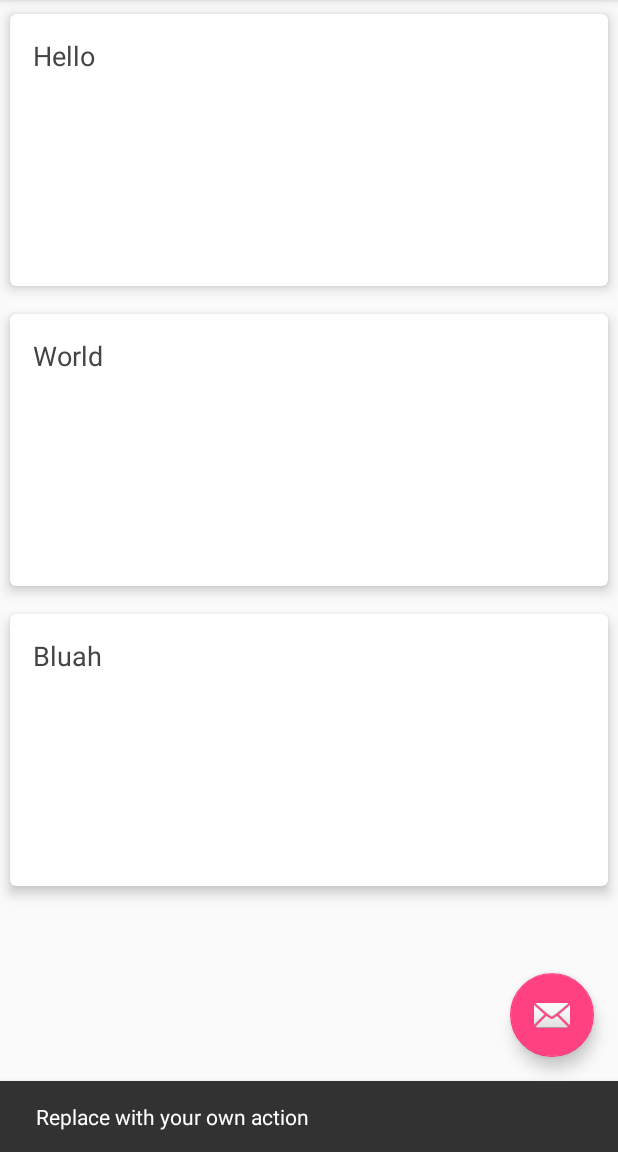
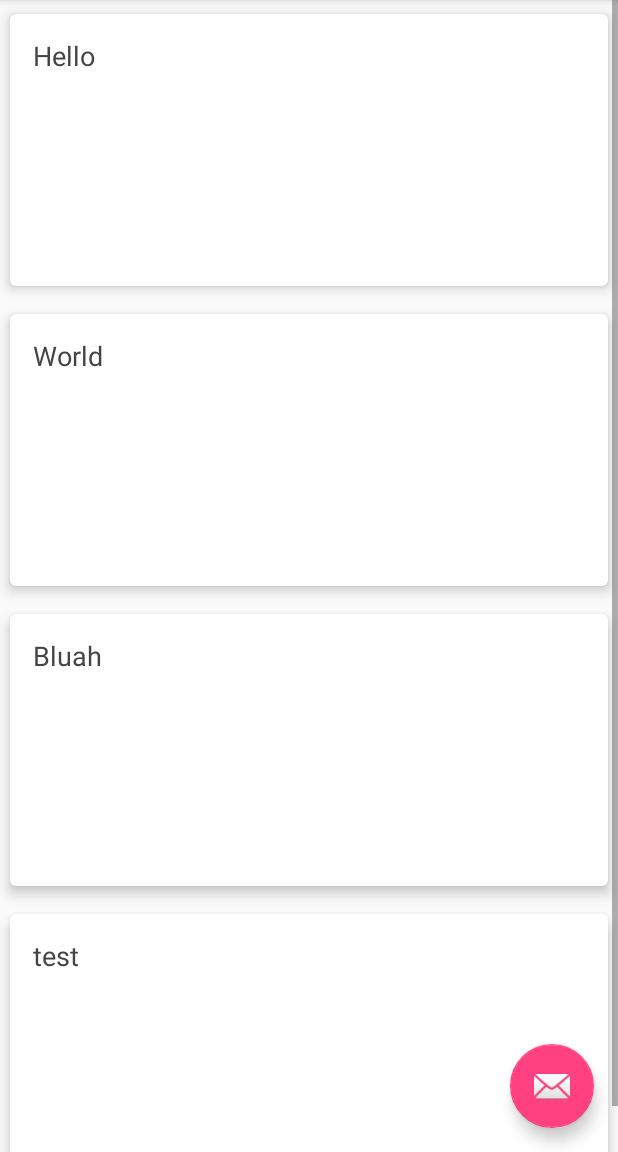
Before and after one commit to drew-smithies/BatTextR, an Android app: the screen it shows after launch (MainActivity), after a tap on an icon or button, on a phone screen of 412 x 824 dp, the part 84-1236 px from its top. Run offline under Robolectric (Android 15) with nearby library versions, the phone set to English and light mode, and no system bars.

Commit message:
Begining of add item

```diff
--- a/app/src/main/java/com/unlimited/penguins/battextr/AlertRecyclerAdapter.java
+++ b/app/src/main/java/com/unlimited/penguins/battextr/AlertRecyclerAdapter.java
@@ -55,7 +55,11 @@ class AlertRecyclerAdapter extends RecyclerView.Adapter<AlertRecyclerAdapter.Vie
         // - get element from your dataset at this position
         // - replace the contents of the view with that element
         holder.mTextView.setText(mDataset.get(position));
+    }
 
+    public void addItem(String item){
+        mDataset.add(item);
+        notifyItemInserted(mDataset.size()-1);
     }
 
     // Return the size of your dataset (invoked by the layout manager)
--- a/app/src/main/java/com/unlimited/penguins/battextr/MainActivity.java
+++ b/app/src/main/java/com/unlimited/penguins/battextr/MainActivity.java
@@ -19,7 +19,7 @@ import java.util.List;
 
 public class MainActivity extends AppCompatActivity {
     private RecyclerView mRecyclerView;
-    private RecyclerView.Adapter mAdapter;
+    private AlertRecyclerAdapter mAdapter;
     private RecyclerView.LayoutManager mLayoutManager;
     private ArrayList<String> myDataset = new ArrayList<String>();
 
@@ -56,16 +56,15 @@ public class MainActivity extends AppCompatActivity {
                 //Remove swiped item from list and notify the RecyclerView
                 int swipePosition = viewHolder.getAdapterPosition();
                 myDataset.remove(swipePosition);
+                mAdapter.notifyItemRemoved(swipePosition);
                 mAdapter.notifyItemChanged(swipePosition);
                 mAdapter.notifyItemRangeChanged(swipePosition, myDataset.size());
             }
 
-            public boolean onMove(RecyclerView recyclerView,
-                                           RecyclerView.ViewHolder viewHolder, RecyclerView.ViewHolder target) {
+            public boolean onMove(RecyclerView recyclerView, RecyclerView.ViewHolder viewHolder, RecyclerView.ViewHolder target) {
                 return true;
             }
         };
-
         ItemTouchHelper itemTouchHelper = new ItemTouchHelper(simpleItemTouchCallback);
         itemTouchHelper.attachToRecyclerView(mRecyclerView);
 
@@ -78,8 +77,8 @@ public class MainActivity extends AppCompatActivity {
         fab.setOnClickListener(new View.OnClickListener() {
             @Override
             public void onClick(View view) {
-                Snackbar.make(view, "Replace with your own action", Snackbar.LENGTH_LONG)
-                        .setAction("Action", null).show();
+                // Add item to recycler view
+                mAdapter.addItem("test");
             }
         });
     }
```
